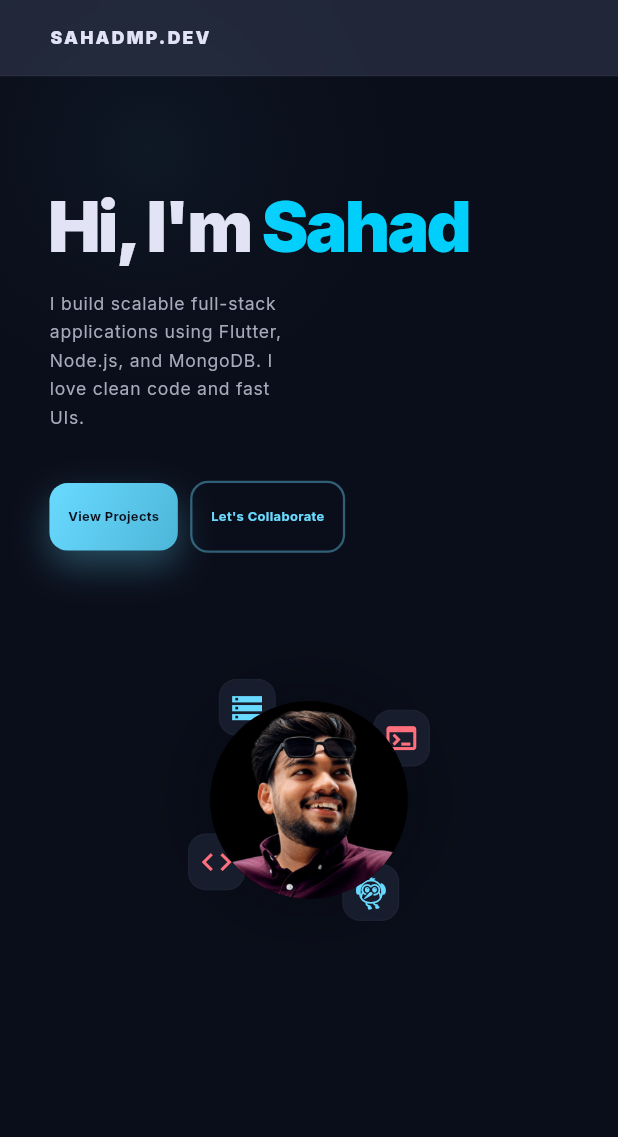
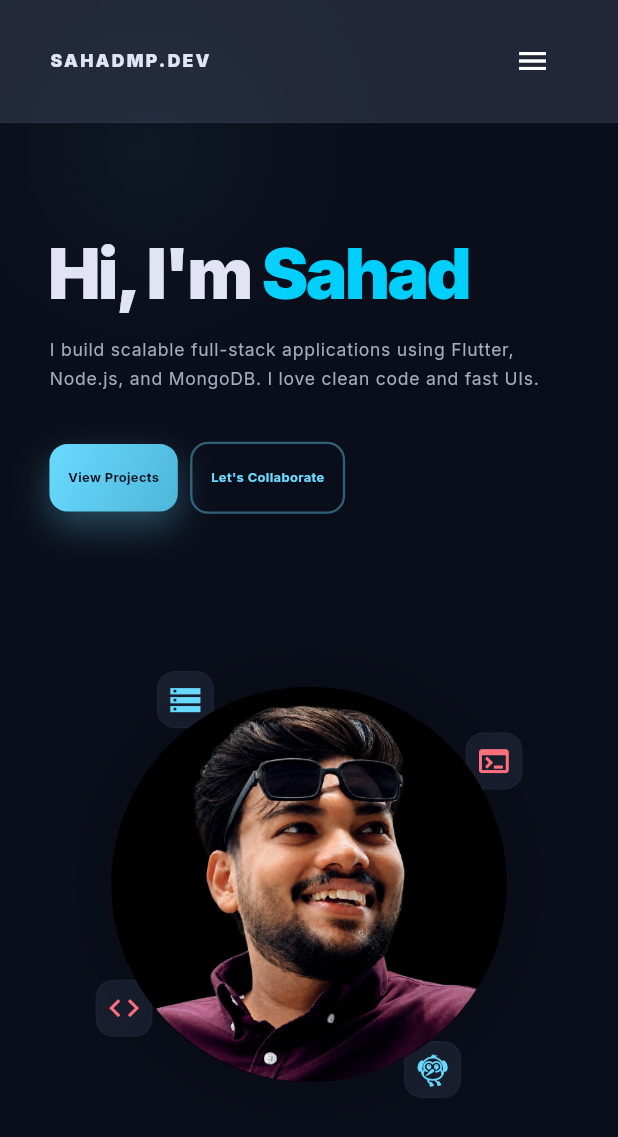
Before and after one commit to sahaddev/portfolio_26, a Flutter app: the screen it shows after launch, on a phone screen of 412 x 824 dp. Shown: the top 1137 px of the screen. Run offline on Flutter 3.47's test engine with Material 3 defaults, Android fonts, the phone set to English and light mode, and no system bars; our stand-ins replace google_fonts, sizer; missing offline and left inert: dart:js_interop; network calls fail.

Commit message:
update mobile view

```diff
--- a/lib/sections/contact_section.dart
+++ b/lib/sections/contact_section.dart
@@ -416,7 +416,7 @@ class _SubmitButtonState extends State<_SubmitButton> {
 
     final success = await widget.controller.submitForm();
 
-    if (!mounted) return;
+    if (!context.mounted) return;
 
     if (success) {
       ScaffoldMessenger.of(context).showSnackBar(
--- a/lib/sections/header_section.dart
+++ b/lib/sections/header_section.dart
@@ -44,22 +44,23 @@ class HeaderSection extends StatelessWidget {
                 padding: EdgeInsets.symmetric(horizontal: 8.w, vertical: 5.h),
                 child: LayoutBuilder(
                   builder: (context, constraints) {
-                    if (constraints.maxWidth < 900) {
+                    final isMobile = constraints.maxWidth < 900;
+                    if (isMobile) {
                       return Column(
                         mainAxisAlignment: MainAxisAlignment.center,
                         children: [
-                          _HeroContent(onNavTap),
+                          _HeroContent(onNavTap, isMobile: true),
                           SizedBox(height: 10.h),
-                          _ProfileIllustration(),
+                          _ProfileIllustration(isMobile: true),
                         ],
                       );
                     }
                     return Row(
                       crossAxisAlignment: CrossAxisAlignment.center,
                       children: [
-                        Expanded(flex: 5, child: _HeroContent(onNavTap)),
+                        Expanded(flex: 5, child: _HeroContent(onNavTap, isMobile: false)),
                         SizedBox(width: 5.w),
-                        Expanded(flex: 5, child: _ProfileIllustration()),
+                        Expanded(flex: 5, child: _ProfileIllustration(isMobile: false)),
                       ],
                     );
                   },
@@ -122,6 +123,21 @@ class _Navbar extends StatelessWidget {
                     _navItem('Contact', onTap: () => onNavTap?.call('Contact')),
                     SizedBox(width: 4.w),
                     _HireMeButton(onNavTap),
+                  ],
+                )
+              else
+                PopupMenuButton<String>(
+                  icon: const Icon(Icons.menu),
+                  color: AppColors.surfaceVariant,
+                  onSelected: (value) {
+                    onNavTap?.call(value);
+                  },
+                  itemBuilder: (BuildContext context) => [
+                    PopupMenuItem(value: 'Home', child: Text('Home', style: GoogleFonts.inter(color: AppColors.onSurface))),
+                    PopupMenuItem(value: 'About', child: Text('About', style: GoogleFonts.inter(color: AppColors.onSurface))),
+                    PopupMenuItem(value: 'Services', child: Text('Services', style: GoogleFonts.inter(color: AppColors.onSurface))),
+                    PopupMenuItem(value: 'Projects', child: Text('Projects', style: GoogleFonts.inter(color: AppColors.onSurface))),
+                    PopupMenuItem(value: 'Contact', child: Text('Contact', style: GoogleFonts.inter(color: AppColors.onSurface))),
                   ],
                 ),
             ],
@@ -212,8 +228,9 @@ class _HireMeButton extends StatelessWidget {
 }
 
 class _HeroContent extends StatelessWidget {
-  const _HeroContent(this.onNavTap);
+  const _HeroContent(this.onNavTap, {this.isMobile = false});
   final Function(String)? onNavTap;
+  final bool isMobile;
 
   @override
   Widget build(BuildContext context) {
@@ -266,7 +283,7 @@ class _HeroContent extends StatelessWidget {
         ),
         SizedBox(height: 2.h),
         ConstrainedBox(
-          constraints: BoxConstraints(maxWidth: 40.w),
+          constraints: BoxConstraints(maxWidth: isMobile ? 90.w : 40.w),
           child: Text(
             'I build scalable full-stack applications using Flutter, Node.js, and MongoDB. I love clean code and fast UIs.',
             style: Theme.of(context).textTheme.bodyLarge?.copyWith(
@@ -371,16 +388,24 @@ class _SecondaryButton extends StatelessWidget {
 }
 
 class _ProfileIllustration extends StatelessWidget {
+  final bool isMobile;
+  const _ProfileIllustration({this.isMobile = false});
+
   @override
   Widget build(BuildContext context) {
+    final auraSize = isMobile ? 80.w : 40.w;
+    final bgSize = isMobile ? 56.w : 28.w;
+    final radius = isMobile ? 36.w : 18.w;
+    final imageSize = isMobile ? 64.w : 32.w;
+
     return Center(
       child: Stack(
         alignment: Alignment.center,
         children: [
           // Luminescent Glow (Aura)
           Container(
-            width: 40.w,
-            height: 40.w,
+            width: auraSize,
+            height: auraSize,
             decoration: BoxDecoration(
               shape: BoxShape.circle,
               gradient: RadialGradient(
@@ -393,8 +418,8 @@ class _ProfileIllustration extends StatelessWidget {
           ),
           // Background Glow for image separation
           Container(
-            width: 28.w,
-            height: 28.w,
+            width: bgSize,
+            height: bgSize,
             decoration: BoxDecoration(
               shape: BoxShape.circle,
               boxShadow: [
@@ -410,7 +435,6 @@ class _ProfileIllustration extends StatelessWidget {
           // Floating Glass Icons
           ...List.generate(4, (index) {
             final angle = index * (2 * math.pi / 4) + (math.pi / 3.2);
-            final radius = 18.w;
             return Transform.translate(
               offset: Offset(
                 radius * math.cos(angle),
@@ -421,8 +445,8 @@ class _ProfileIllustration extends StatelessWidget {
           }),
           // Circular Image
           Container(
-            width: 32.w,
-            height: 32.w,
+            width: imageSize,
+            height: imageSize,
             decoration: const BoxDecoration(
               shape: BoxShape.circle,
               image: DecorationImage(
```
Also changed, not shown: lib/sections/about_section.dart (+22 -12 lines).
